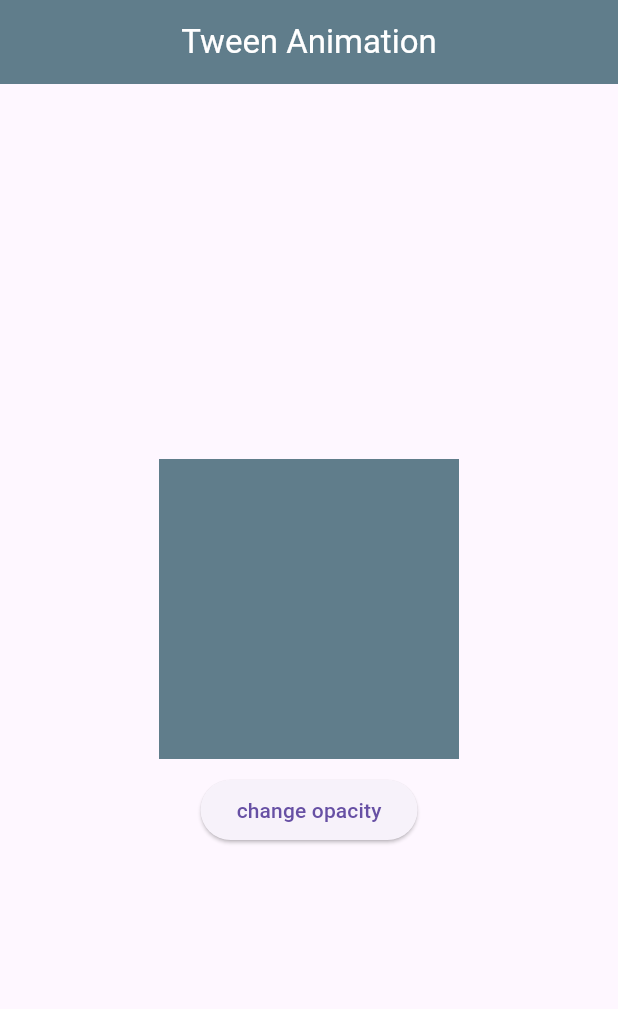
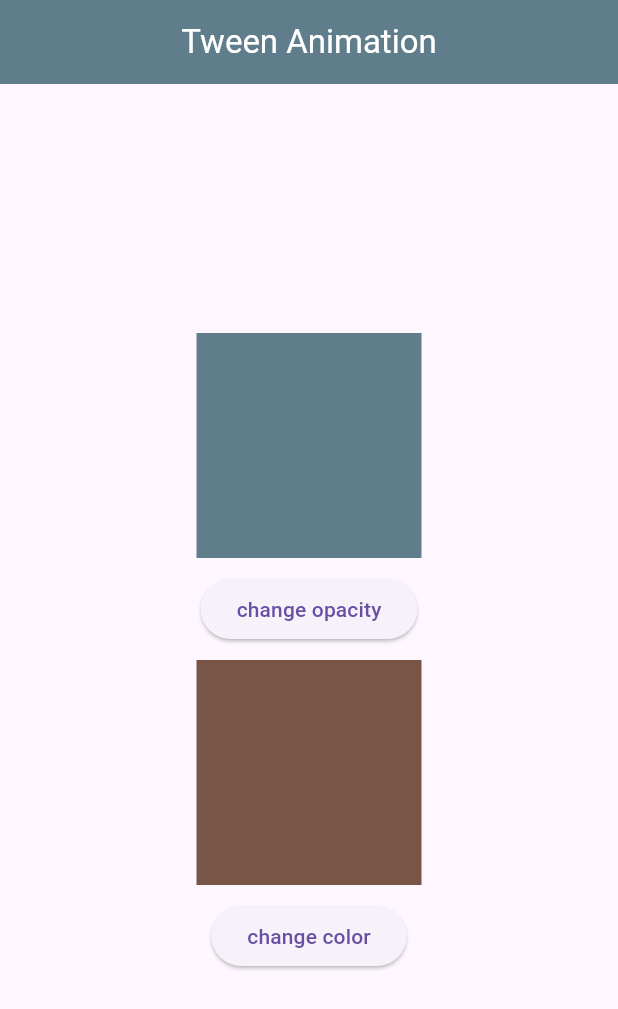
Before and after one commit to Nardo2002/linkdev-flutter-animation2, a Flutter app: the screen it shows after launch, on a phone screen of 412 x 824 dp. Shown: the top 1009 px of the screen. Run offline on Flutter 3.47's test engine with Material 3 defaults, Android fonts, the phone set to English and light mode, and no system bars.

Commit message:
added a widget that changes color using tween animation

```diff
--- /dev/null
+++ b/lib/animated_color.dart
@@ -0,0 +1,44 @@
+import 'package:flutter/material.dart';
+
+class AnimatedColorWidget extends StatefulWidget {
+  const AnimatedColorWidget({super.key});
+
+  @override
+  AnimatedColorWidgetState createState() => AnimatedColorWidgetState();
+}
+
+class AnimatedColorWidgetState extends State<AnimatedColorWidget>
+    with SingleTickerProviderStateMixin {
+  bool isBrown = true;
+
+  @override
+  Widget build(BuildContext context) {
+    return Column(
+      children: [
+        TweenAnimationBuilder(
+            duration: const Duration(seconds: 2),
+            tween: ColorTween(
+                begin: Colors.brown,
+                end: isBrown ?  Colors.brown: Colors.blueGrey),
+            builder: (context, value, child) {
+              return Container(
+                width: 150,
+                height: 150,
+                color: value,
+              );
+            }),
+        Padding(
+          padding: const EdgeInsets.all(10),
+          child: ElevatedButton(
+            onPressed: () {
+              setState(() {
+                isBrown = !isBrown;
+              });
+            },
+            child: const Text('change color'),
+          ),
+        ),
+      ],
+    );
+  }
+}
--- a/lib/animated_opacity.dart
+++ b/lib/animated_opacity.dart
@@ -21,8 +21,8 @@ class AnimatedOpacityWidgetState extends State<AnimatedOpacityWidget> with Singl
                 return Opacity(
                   opacity: value,
                   child: Container(
-                    width: 200,
-                    height: 200,
+                    width: 150,
+                    height: 150,
                     color: Colors.blueGrey,
                   ),
                 );
--- a/lib/main.dart
+++ b/lib/main.dart
@@ -1,5 +1,6 @@
 import 'package:flutter/material.dart';
 import 'animated_opacity.dart';
+import 'animated_color.dart';
 
 void main() {
   runApp(const MainApp());
@@ -22,6 +23,7 @@ class MainApp extends StatelessWidget {
           child: Column(
             children: [
               AnimatedOpacityWidget(),
+              AnimatedColorWidget(),
             ],
           ),
         ),
```
